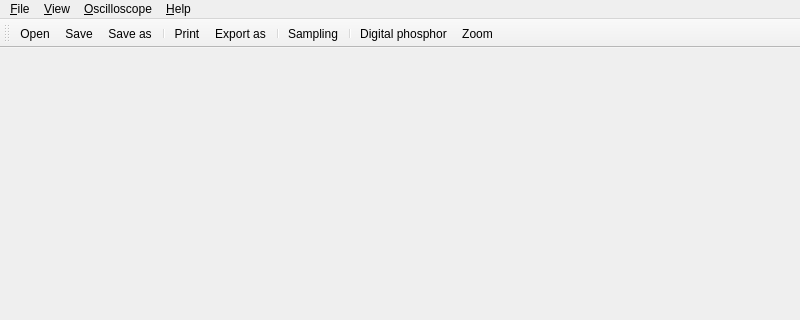
First picture: the form in openhantek/src/mainwindow.ui, repository OpenHantek/OpenHantek6022, before the edit; both pictures show x 0 to 800 and y 0 to 320 of the 800 by 600 pixel window.
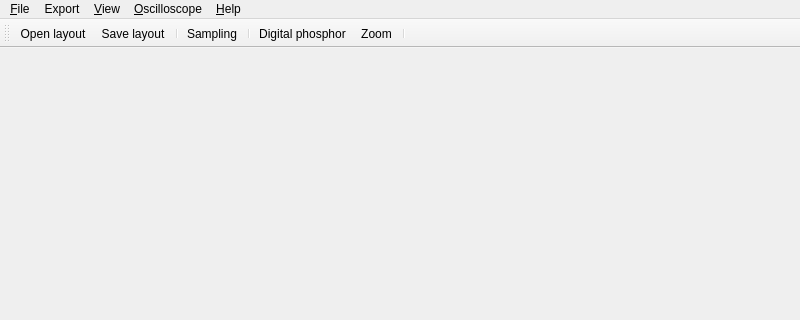
Second picture: the form after the edit. Icons and pictures are not drawn.

What changed in the file:
```diff
--- a/openhantek/src/mainwindow.ui
+++ b/openhantek/src/mainwindow.ui
@@ -58,7 +58,13 @@
     </property>
     <addaction name="actionAbout"/>
    </widget>
+   <widget class="QMenu" name="menuExport">
+    <property name="title">
+     <string>Export</string>
+    </property>
+   </widget>
    <addaction name="menuFile"/>
+   <addaction name="menuExport"/>
    <addaction name="menuView"/>
    <addaction name="menuOscilloscope"/>
    <addaction name="menuHelp"/>
@@ -76,15 +82,12 @@
    </attribute>
    <addaction name="actionOpen"/>
    <addaction name="actionSave"/>
-   <addaction name="actionSave_as"/>
-   <addaction name="separator"/>
-   <addaction name="actionPrint"/>
-   <addaction name="actionExport"/>
    <addaction name="separator"/>
    <addaction name="actionSampling"/>
    <addaction name="separator"/>
    <addaction name="actionDigital_phosphor"/>
    <addaction name="actionZoom"/>
+   <addaction name="separator"/>
   </widget>
   <action name="actionOpen">
    <property name="icon">
@@ -92,7 +95,7 @@
      <normaloff>:/actions/open.png</normaloff>:/actions/open.png</iconset>
    </property>
    <property name="text">
-    <string>Open</string>
+    <string>Open layout</string>
    </property>
    <property name="shortcut">
     <string>Ctrl+O</string>
@@ -104,7 +107,7 @@
      <normaloff>:/actions/save.png</normaloff>:/actions/save.png</iconset>
    </property>
    <property name="text">
-    <string>Save</string>
+    <string>Save layout</string>
    </property>
    <property name="shortcut">
     <string>Ctrl+S</string>
@@ -119,30 +122,6 @@
     <string>Save as ...</string>
    </property>
   </action>
-  <action name="actionPrint">
-   <property name="icon">
-    <iconset resource="../res/application.qrc">
-     <normaloff>:/actions/print.png</normaloff>:/actions/print.png</iconset>
-   </property>
-   <property name="text">
-    <string>Print</string>
-   </property>
-   <property name="shortcut">
-    <string>Ctrl+P</string>
-   </property>
-  </action>
-  <action name="actionExport">
-   <property name="icon">
-    <iconset resource="../res/application.qrc">
-     <normaloff>:/actions/export-as.png</normaloff>:/actions/export-as.png</iconset>
-   </property>
-   <property name="text">
-    <string>Export as ...</string>
-   </property>
-   <property name="shortcut">
-    <string>Ctrl+E</string>
-   </property>
-  </action>
   <action name="actionExit">
    <property name="text">
     <string>Exit</string>
```
Left out of the diff: 32 changed lines with no effect on the pictures.
